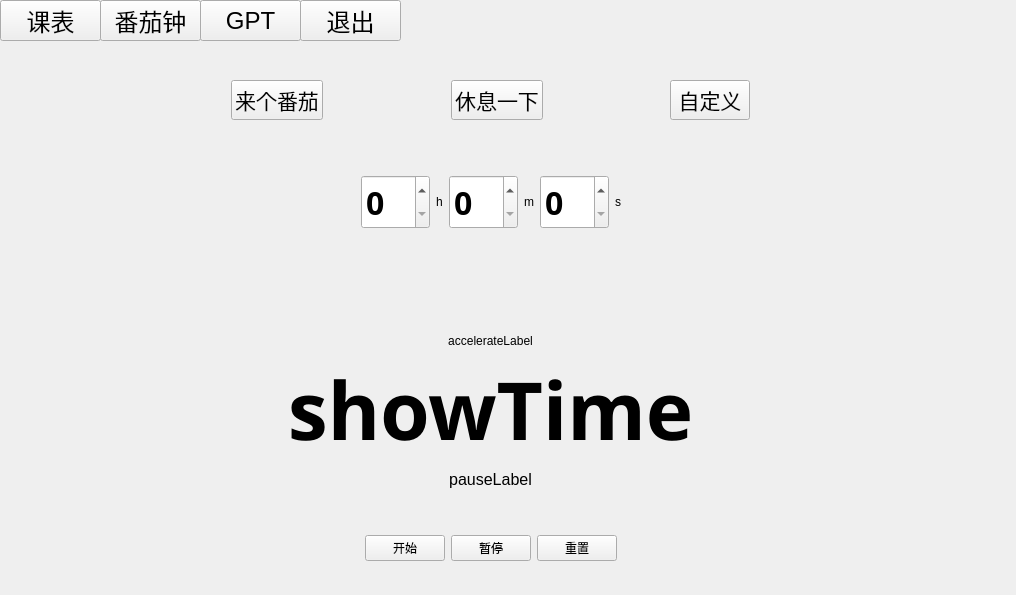
Above: timer.ui from Peseic/ScheduleTimer before the change. Below: the same form after it.
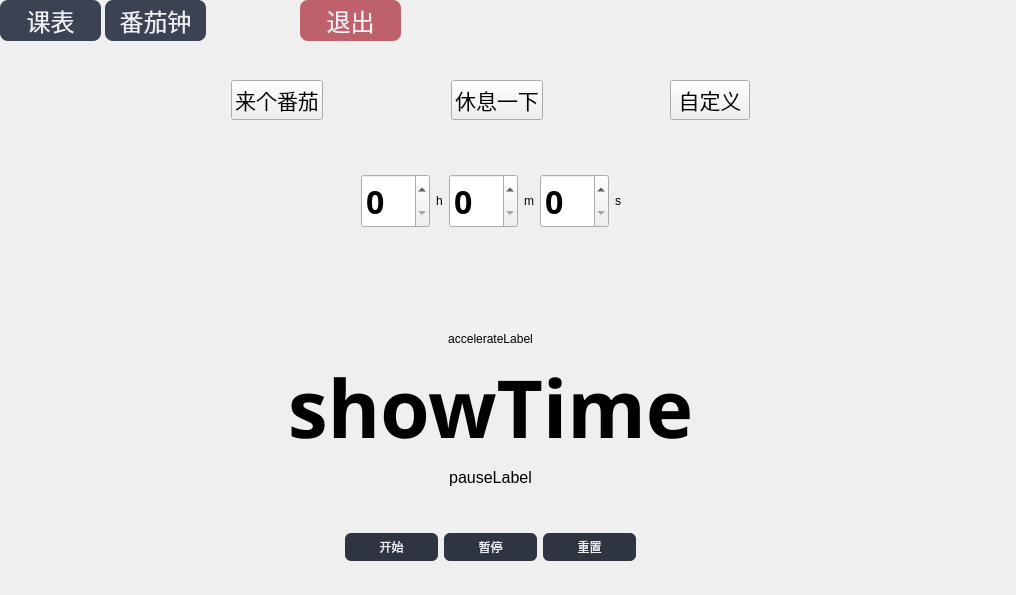
That is the form after the change.

```diff
--- a/timer.ui
+++ b/timer.ui
@@ -24,9 +24,30 @@
    </property>
    <property name="font">
     <font>
+     <family>华文中宋</family>
      <pointsize>18</pointsize>
+     <italic>false</italic>
+     <fontweight>Medium</fontweight>
     </font>
    </property>
+   <property name="styleSheet">
+    <string notr="true">    QPushButton {   /* Exit button on the top */
+        background-color: #BF616A;  
+        color: #ECEFF4; 
+        border: none;
+        font: 500 18pt &quot;华文中宋&quot;;
+        border-radius: 8px;
+        padding: 2px;
+    }
+    
+    QPushButton:hover {
+        background-color: #D08770; 
+    }
+    
+    QPushButton:pressed {
+        background-color: #A5424A;  
+    }</string>
+   </property>
    <property name="text">
     <string>退出</string>
    </property>
@@ -42,7 +63,10 @@
    </property>
    <property name="font">
     <font>
+     <family>华文中宋</family>
      <pointsize>18</pointsize>
+     <italic>false</italic>
+     <fontweight>Medium</fontweight>
     </font>
    </property>
    <property name="toolTip">
@@ -51,32 +75,30 @@
    <property name="toolTipDuration">
     <number>10000000</number>
    </property>
+   <property name="styleSheet">
+    <string notr="true">    QPushButton {   /* Menu buttons on the top */
+        background-color: #3B4252; 
+        color: #ECEFF4; 
+        border: none;
+        font: 500 18pt &quot;华文中宋&quot;;
+        border-radius: 8px;
+        padding: 2px;
+    }
+    QPushButton:hover {
+        background-color: #4C566A; 
+    }
+    QPushButton:pressed {
+        background-color: #2E3440; 
+    }</string>
+   </property>
    <property name="text">
     <string>课表</string>
    </property>
   </widget>
-  <widget class="QPushButton" name="pushButton_3">
-   <property name="geometry">
-    <rect>
-     <x>200</x>
-     <y>0</y>
-     <width>101</width>
-     <height>41</height>
-    </rect>
-   </property>
-   <property name="font">
-    <font>
-     <pointsize>18</pointsize>
-    </font>
-   </property>
-   <property name="text">
-    <string>GPT</string>
-   </property>
-  </widget>
   <widget class="QPushButton" name="pushButton_2">
    <property name="geometry">
     <rect>
-     <x>100</x>
+     <x>105</x>
      <y>0</y>
      <width>101</width>
      <height>41</height>
@@ -84,9 +106,28 @@
    </property>
    <property name="font">
     <font>
+     <family>华文中宋</family>
      <pointsize>18</pointsize>
+     <italic>false</italic>
+     <fontweight>Medium</fontweight>
     </font>
    </property>
+   <property name="styleSheet">
+    <string notr="true">    QPushButton {   /* Menu buttons on the top */
+        background-color: #3B4252; 
+        color: #ECEFF4; 
+        border: none;
+        font: 500 18pt &quot;华文中宋&quot;;
+        border-radius: 8px;
+        padding: 2px;
+    }
+    QPushButton:hover {
+        background-color: #4C566A; 
+    }
+    QPushButton:pressed {
+        background-color: #2E3440; 
+    }</string>
+   </property>
    <property name="text">
     <string>番茄钟</string>
    </property>
@@ -397,6 +438,17 @@
       </item>
       <item>
        <widget class="QPushButton" name="timer_start_bt">
+        <property name="styleSheet">
+         <string notr="true">QPushButton {
+	border: none;
+	color: #ECEFF4;
+	background-color: #2E3440;
+	font: 500 12pt &quot;SimHei&quot;;
+	border-radius: 6px;
+	width: 93px;  
+    height: 28px;  
+}</string>
+        </property>
         <property name="text">
          <string>开始</string>
         </property>
@@ -404,6 +456,17 @@
       </item>
       <item>
        <widget class="QPushButton" name="timer_stop_bt">
+        <property name="styleSheet">
+         <string notr="true">QPushButton {
+	border: none;
+	color: #ECEFF4;
+	background-color: #2E3440;
+	font: 500 12pt &quot;SimHei&quot;;
+	border-radius: 6px;
+	width: 93px;  
+    height: 28px;  
+}</string>
+        </property>
         <property name="text">
          <string>暂停</string>
         </property>
@@ -411,6 +474,17 @@
       </item>
       <item>
        <widget class="QPushButton" name="timer_reset_bt">
+        <property name="styleSheet">
+         <string notr="true">QPushButton {
+	border: none;
+	color: #ECEFF4;
+	background-color: #2E3440;
+	font: 500 12pt &quot;SimHei&quot;;
+	border-radius: 6px;
+	width: 93px;  
+    height: 28px;  
+}</string>
+        </property>
         <property name="text">
          <string>重置</string>
         </property>
```
